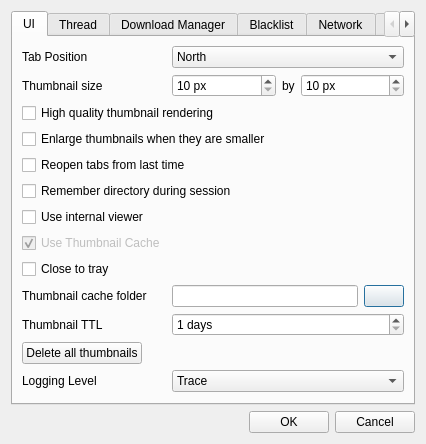
The window that gui/uiconfig.ui (chrisdevchroma/fourchan-dl) describes before a commit, drawn with Qt 5.
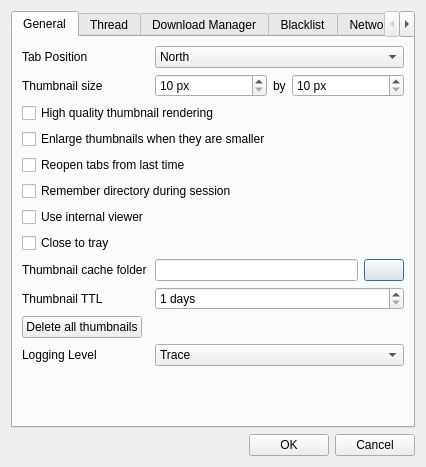
The same window after the commit. The open tabs and pages were chosen to show the change. Icons and pictures are not drawn.

```diff
--- a/gui/uiconfig.ui
+++ b/gui/uiconfig.ui
@@ -10,7 +10,7 @@
     <x>0</x>
     <y>0</y>
     <width>426</width>
-    <height>441</height>
+    <height>467</height>
    </rect>
   </property>
   <property name="sizePolicy">
@@ -37,9 +37,40 @@
      </property>
      <widget class="QWidget" name="tab">
       <attribute name="title">
-       <string>UI</string>
+       <string>General</string>
       </attribute>
       <layout class="QGridLayout" name="gridLayout_3">
+       <item row="7" column="0">
+        <widget class="QCheckBox" name="cbCloseToTray">
+         <property name="text">
+          <string>Close to tray</string>
+         </property>
+        </widget>
+       </item>
+       <item row="5" column="0" colspan="2">
+        <widget class="QCheckBox" name="cbRememberDirectory">
+         <property name="text">
+          <string>Remember directory during session</string>
+         </property>
+        </widget>
+       </item>
+       <item row="6" column="0">
+        <widget class="QCheckBox" name="cbUseInternalViewer">
+         <property name="text">
+          <string>Use internal viewer</string>
+         </property>
+        </widget>
+       </item>
+       <item row="9" column="0">
+        <widget class="QLabel" name="label_16">
+         <property name="toolTip">
+          <string>Thumbnail Time to live</string>
+         </property>
+         <property name="text">
+          <string>Thumbnail TTL</string>
+         </property>
+        </widget>
+       </item>
        <item row="0" column="0">
         <widget class="QLabel" name="label_2">
          <property name="text">
@@ -160,48 +191,14 @@
          </property>
         </widget>
        </item>
-       <item row="5" column="0" colspan="2">
-        <widget class="QCheckBox" name="cbRememberDirectory">
-         <property name="text">
-          <string>Remember directory during session</string>
-         </property>
-        </widget>
-       </item>
-       <item row="6" column="0">
-        <widget class="QCheckBox" name="cbUseInternalViewer">
-         <property name="text">
-          <string>Use internal viewer</string>
-         </property>
-        </widget>
-       </item>
-       <item row="7" column="0">
-        <widget class="QCheckBox" name="cbUseThumbnailCache">
-         <property name="enabled">
-          <bool>false</bool>
-         </property>
-         <property name="text">
-          <string>Use Thumbnail Cache</string>
-         </property>
-         <property name="checked">
-          <bool>true</bool>
-         </property>
-        </widget>
-       </item>
        <item row="8" column="0">
-        <widget class="QCheckBox" name="cbCloseToTray">
-         <property name="text">
-          <string>Close to tray</string>
-         </property>
-        </widget>
-       </item>
-       <item row="9" column="0">
         <widget class="QLabel" name="label_14">
          <property name="text">
           <string>Thumbnail cache folder</string>
          </property>
         </widget>
        </item>
-       <item row="9" column="1">
+       <item row="8" column="1">
         <layout class="QHBoxLayout" name="horizontalLayout_5">
          <item>
           <widget class="QLineEdit" name="leThumbnailCacheFolder"/>
@@ -219,17 +216,7 @@
          </item>
         </layout>
        </item>
-       <item row="10" column="0">
-        <widget class="QLabel" name="label_16">
-         <property name="toolTip">
-          <string>Thumbnail Time to live</string>
-         </property>
-         <property name="text">
-          <string>Thumbnail TTL</string>
-         </property>
-        </widget>
-       </item>
-       <item row="10" column="1">
+       <item row="9" column="1">
         <layout class="QHBoxLayout" name="horizontalLayout_6">
          <item>
           <widget class="QSpinBox" name="sbThumbnailTTL">
@@ -252,7 +239,7 @@
          </item>
         </layout>
        </item>
-       <item row="11" column="0" colspan="2">
+       <item row="10" column="0" colspan="2">
         <layout class="QHBoxLayout" name="horizontalLayout_7">
          <item>
           <widget class="QPushButton" name="btnDeleteAllThumbnails">
@@ -276,14 +263,14 @@
          </item>
         </layout>
        </item>
-       <item row="12" column="0">
+       <item row="11" column="0">
         <widget class="QLabel" name="label_19">
          <property name="text">
           <string>Logging Level</string>
          </property>
         </widget>
        </item>
-       <item row="12" column="1">
+       <item row="11" column="1">
         <widget class="QComboBox" name="cbLoggingLevel">
          <item>
           <property name="text">
@@ -317,7 +304,7 @@
          </item>
         </widget>
        </item>
-       <item row="13" column="0" colspan="2">
+       <item row="12" column="0" colspan="2">
         <spacer name="verticalSpacer_3">
          <property name="orientation">
           <enum>Qt::Vertical</enum>
```
Left out of the diff: 40 changed lines with no effect on the pictures.
